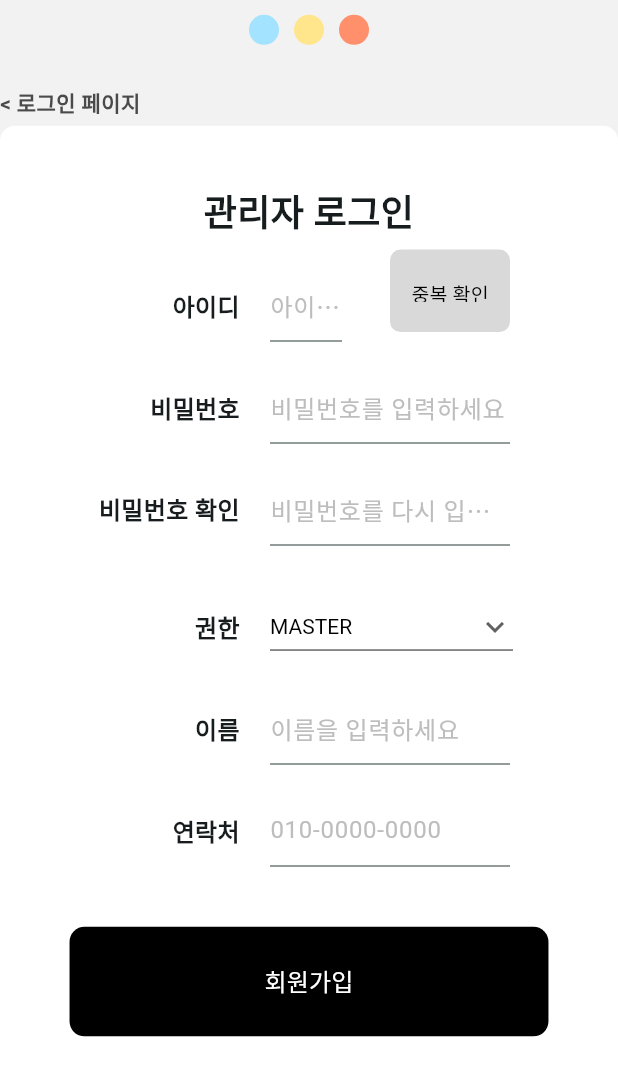
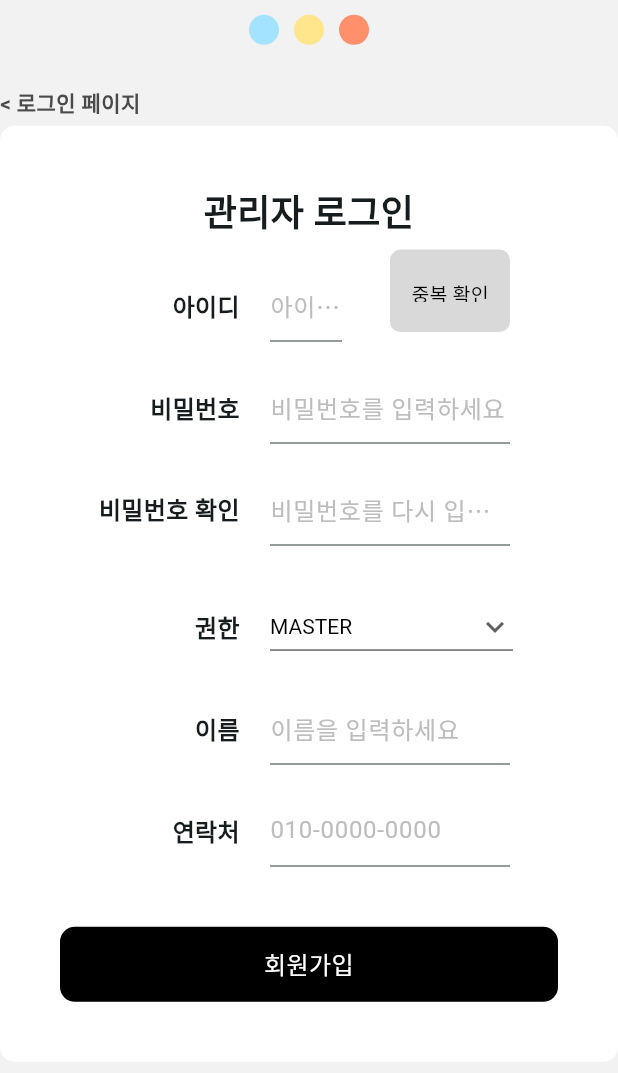
Before and after one commit to teamGND/HaruAdmin-FE, a Flutter app: the SignUpPage screen opened by its route, on a phone screen of 412 x 824 dp, the part 163-1236 px from its top. Run offline on Flutter 3.47's test engine with Material 3 defaults, Android fonts, the phone set to English and light mode, and no system bars; our stand-ins replace dio, file_picker, flutter_riverpod, flutter_secure_storage, go_router, just_audio; accounts and stored records are empty.

Commit message:
button and modal widget

```diff
--- a/lib/screens/authentication/login_page.dart
+++ b/lib/screens/authentication/login_page.dart
@@ -145,10 +145,11 @@ class _LoginPageState extends State<LoginPage> {
                       },
                     ),
                     Gaps.v40,
-                    Button(
+                    ClickableButton(
                       onPressed: login,
                       color: Colors.black,
                       text: '로그인',
+                      size: ButtonSize.extraLarge,
                     ),
                     Gaps.v10,
                     TextButton(
--- a/lib/widgets/auth_input.dart
+++ b/lib/widgets/auth_input.dart
@@ -37,9 +37,11 @@ class AuthInput extends StatelessWidget {
           ),
           Gaps.h20,
           Expanded(
-            child: TextField(
+            child: TextFormField(
               controller: adminIdController,
               obscureText: label.contains('비밀번호') ? true : false,
+              autocorrect: false,
+              validator: validator,
               decoration: InputDecoration(
                 hintText: hint,
                 hintStyle: const TextStyle(
@@ -50,6 +52,14 @@ class AuthInput extends StatelessWidget {
                     color: Color(0xFFBDBDBD),
                   ),
                 ),
+                errorBorder: const UnderlineInputBorder(
+                  borderSide: BorderSide(
+                    color: ColorPallete.red,
+                  ),
+                ),
+                errorStyle: const TextStyle(
+                  color: ColorPallete.red,
+                ),
               ),
             ),
           ),
--- a/lib/widgets/button.dart
+++ b/lib/widgets/button.dart
@@ -1,39 +1,62 @@
 import 'package:flutter/material.dart';
 
-class Button extends StatelessWidget {
-  const Button({
+enum ButtonSize {
+  small,
+  medium,
+  large,
+  extraLarge,
+}
+
+class ClickableButton extends StatelessWidget {
+  const ClickableButton({
     super.key,
     required this.onPressed,
     required this.color,
     required this.text,
+    this.size = ButtonSize.medium,
   });
 
   final VoidCallback onPressed;
   final Color color;
   final String text;
+  final ButtonSize size;
+
+  // button size
+  double get buttonSize {
+    switch (size) {
+      case ButtonSize.small:
+        return 50;
+      case ButtonSize.medium:
+        return 100;
+      case ButtonSize.large:
+        return 200;
+      case ButtonSize.extraLarge:
+        return 380;
+    }
+  }
 
   @override
   Widget build(BuildContext context) {
-    return TextButton(
-      onPressed: onPressed,
-      style: TextButton.styleFrom(
-        backgroundColor: Colors.black,
-        foregroundColor: Colors.white,
-        padding: const EdgeInsets.symmetric(
-          horizontal: 130,
-          vertical: 25,
+    return GestureDetector(
+      onTap: onPressed,
+      child: Container(
+        width: buttonSize,
+        height: 50,
+        decoration: BoxDecoration(
+          color: color,
+          borderRadius: const BorderRadius.all(Radius.circular(10)),
         ),
-        shape: const RoundedRectangleBorder(
-          borderRadius: BorderRadius.all(Radius.circular(10)),
-        ),
-      ),
+        child: Center(
           child: Text(
             text,
             style: const TextStyle(
               fontSize: 16,
               fontWeight: FontWeight.w500,
+              color: Colors.white,
             ),
             textAlign: TextAlign.center,
+          ),
+        ),
       ),
     );
   }
```
Also changed, not shown: lib/main.dart (+13 -0 lines), lib/screens/authentication/signup_page.dart (+65 -59 lines), lib/widgets/popup_modal.dart (added, +68 -0 lines). Lines whose indentation alone changed are shown as unchanged.
